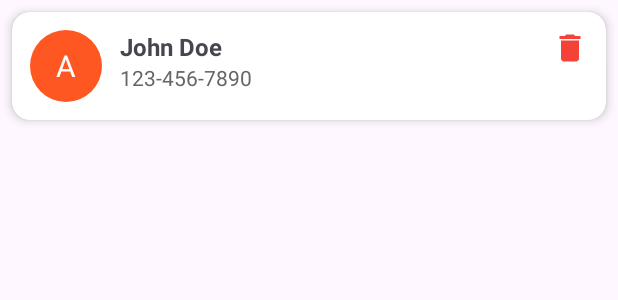
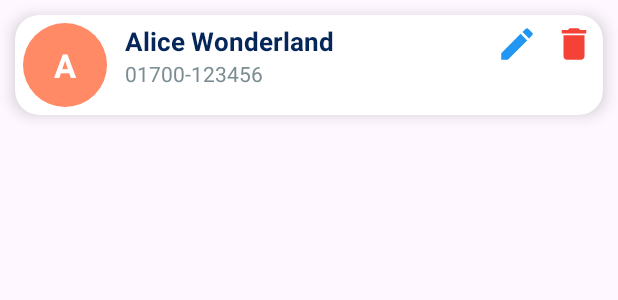
Before and after one commit to razia200026/Nirvoy, an Android app built with Jetpack Compose: the layout contact_item.xml on its own in the app's theme, with its tools: preview values and no code run, on a phone screen of 412 x 824 dp. Shown: the top 300 px of the screen. Run offline under Robolectric (Android 15) with nearby library versions, the phone set to English and light mode, and no system bars.

Commit message:
Contact Edit added

```diff
--- a/app/src/main/res/drawable/circle_background.xml
+++ b/app/src/main/res/drawable/circle_background.xml
@@ -1,4 +1,6 @@
 <shape xmlns:android="http://schemas.android.com/apk/res/android"
     android:shape="oval">
-    <solid android:color="#FFFFFF"/>
+    <solid android:color="#FF8A65" /> <!-- Soft Coral -->
+    <size android:width="56dp" android:height="56dp"/>
+    <corners android:radius="28dp"/>
 </shape>
--- a/app/src/main/res/drawable/circle_bg.xml
+++ b/app/src/main/res/drawable/circle_bg.xml
@@ -1,3 +1,5 @@
-<shape xmlns:android="http://schemas.android.com/apk/res/android" android:shape="oval">
-    <solid android:color="#cccccc"/>
+<?xml version="1.0" encoding="utf-8"?>
+<shape xmlns:android="http://schemas.android.com/apk/res/android"
+    android:shape="oval">
+    <solid android:color="#FF4081" /> <!-- default background color -->
 </shape>
--- a/app/src/main/res/layout/contact_item.xml
+++ b/app/src/main/res/layout/contact_item.xml
@@ -3,60 +3,75 @@
     xmlns:app="http://schemas.android.com/apk/res-auto"
     android:layout_width="match_parent"
     android:layout_height="wrap_content"
-    android:layout_margin="8dp"
-    app:cardCornerRadius="12dp"
-    app:cardElevation="4dp">
+    android:layout_margin="10dp"
+    android:foreground="?attr/selectableItemBackground"
+    app:cardCornerRadius="16dp"
+    app:cardElevation="6dp"
+    android:backgroundTint="@android:color/white">
 
     <androidx.constraintlayout.widget.ConstraintLayout
         android:layout_width="match_parent"
         android:layout_height="wrap_content"
-        android:padding="12dp">
+        android:padding="5dp">
 
         <TextView
             android:id="@+id/tv_profile_icon"
-            android:layout_width="48dp"
-            android:layout_height="48dp"
+            android:layout_width="56dp"
+            android:layout_height="56dp"
+            android:background="@drawable/circle_background"
             android:gravity="center"
             android:text="A"
-            android:textColor="#FFFFFF"
-            android:textSize="20sp"
-            android:background="@drawable/profile_circle"
+            android:textColor="@android:color/white"
+            android:textSize="22sp"
+            android:textStyle="bold"
             app:layout_constraintStart_toStartOf="parent"
             app:layout_constraintTop_toTopOf="parent"
-            app:layout_constraintBottom_toBottomOf="parent"/>
+            app:layout_constraintBottom_toBottomOf="parent" />
 
         <TextView
             android:id="@+id/tv_contact_name"
             android:layout_width="0dp"
             android:layout_height="wrap_content"
-            android:text="John Doe"
+            android:text="Alice Wonderland"
+            android:textSize="17sp"
             android:textStyle="bold"
-            android:textSize="16sp"
+            android:textColor="@color/Deep_Navy"
+            android:layout_marginStart="12dp"
             app:layout_constraintStart_toEndOf="@id/tv_profile_icon"
             app:layout_constraintTop_toTopOf="@id/tv_profile_icon"
-            android:layout_marginStart="12dp"
-            app:layout_constraintEnd_toStartOf="@id/btn_delete"/>
+            app:layout_constraintEnd_toStartOf="@id/btn_edit" />
 
         <TextView
             android:id="@+id/tv_contact_phone"
             android:layout_width="0dp"
             android:layout_height="wrap_content"
-            android:text="123-456-7890"
+            android:text="01700-123456"
             android:textSize="14sp"
-            android:textColor="#666666"
+            android:textColor="#7B8D93"
             app:layout_constraintStart_toStartOf="@id/tv_contact_name"
             app:layout_constraintTop_toBottomOf="@id/tv_contact_name"
-            app:layout_constraintEnd_toEndOf="@id/tv_contact_name"/>
+            app:layout_constraintEnd_toEndOf="@id/tv_contact_name" />
+
+        <ImageView
+            android:id="@+id/btn_edit"
+            android:layout_width="28dp"
+            android:layout_height="28dp"
+            android:layout_marginEnd="10dp"
+            android:src="@drawable/edit_24"
+            android:contentDescription="Edit"
+            app:tint="#2196F3"
+            app:layout_constraintTop_toTopOf="parent"
+            app:layout_constraintEnd_toStartOf="@id/btn_delete" />
 
         <ImageView
             android:id="@+id/btn_delete"
-            android:layout_width="24dp"
-            android:layout_height="24dp"
+            android:layout_width="28dp"
+            android:layout_height="28dp"
             android:src="@drawable/ic_delete"
             android:contentDescription="Delete"
-            app:layout_constraintEnd_toEndOf="parent"
+            app:tint="#F44336"
             app:layout_constraintTop_toTopOf="parent"
-            app:tint="#F44336" />
+            app:layout_constraintEnd_toEndOf="parent" />
 
     </androidx.constraintlayout.widget.ConstraintLayout>
 
```
Also changed, not shown: app/src/main/java/com/example/safetyapp/ContactsAdapter.java (+19 -17 lines), app/src/main/java/com/example/safetyapp/SaveSMSActivity.java (+39 -2 lines), app/src/main/res/layout/item_contact.xml (deleted, +0 -46 lines).
